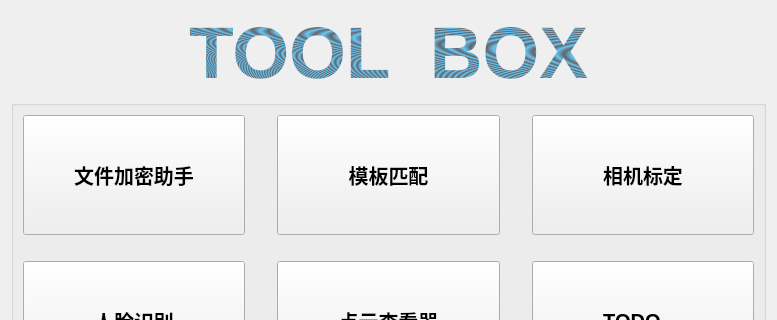
wangrichaoren/ToolBox, file src/start_window.ui: the form before one commit; both pictures show x 0 to 777 and y 0 to 320 of the 777 by 550 pixel window.
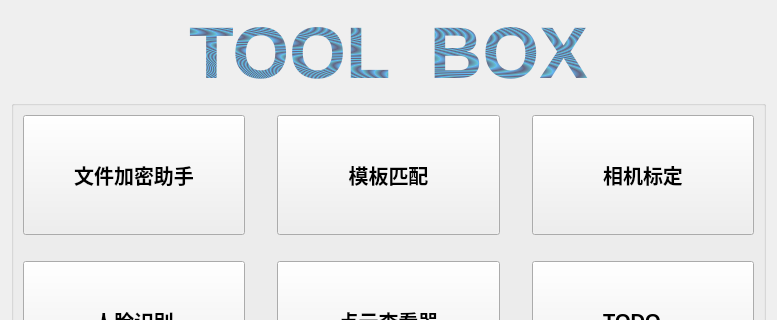
The form after the commit.

The edit to the form file:
```diff
--- a/src/start_window.ui
+++ b/src/start_window.ui
@@ -30,7 +30,7 @@
       </font>
      </property>
      <property name="styleSheet">
-      <string notr="true">color: qradialgradient(spread:repeat, cx:0.5, cy:0.5, radius:0.077, fx:0.5, fy:0.5, stop:0 rgba(0, 169, 255, 147), stop:0.497326 rgba(0, 0, 0, 147), stop:1 rgba(0, 169, 255, 147));
+      <string notr="true">color: qradialgradient(spread:repeat, cx:0.5, cy:0.5, radius:0.055, fx:0.5, fy:0.5, stop:0 rgba(0, 150, 255, 147), stop:0.497326 rgba(0, 0, 50, 147), stop:1 rgba(0, 169, 200, 147));
 
 </string>
      </property>
```
